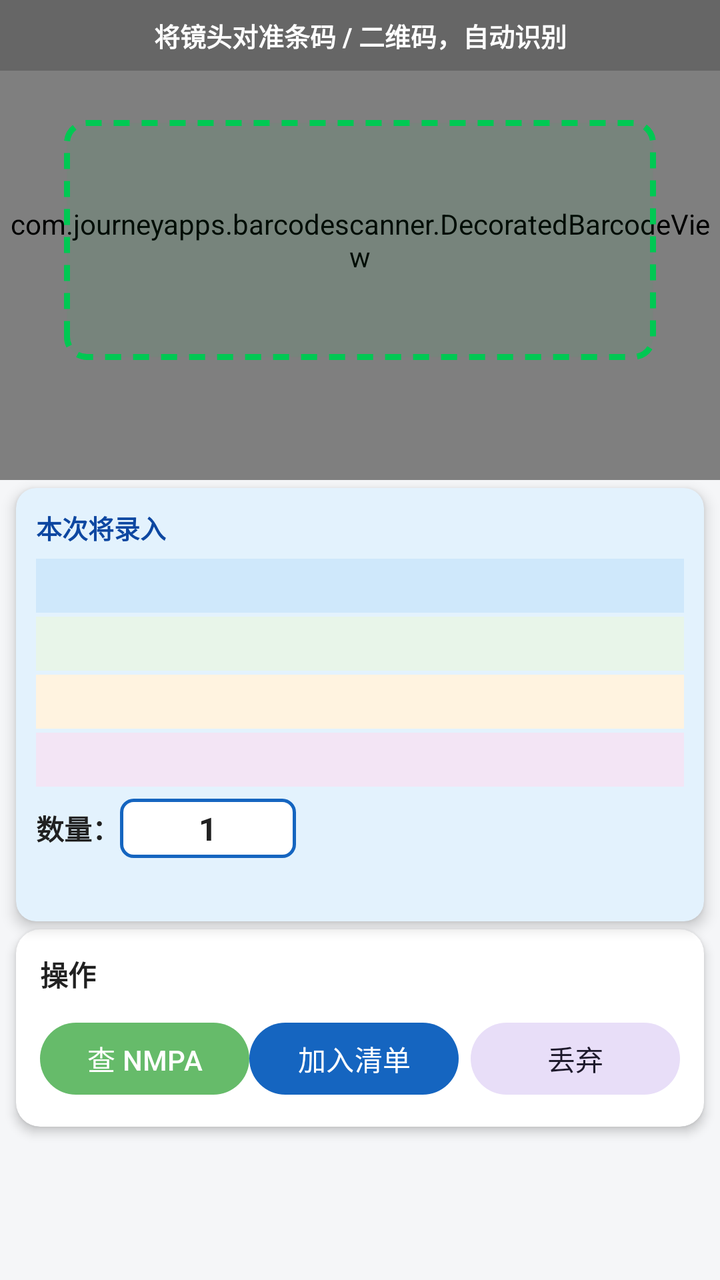
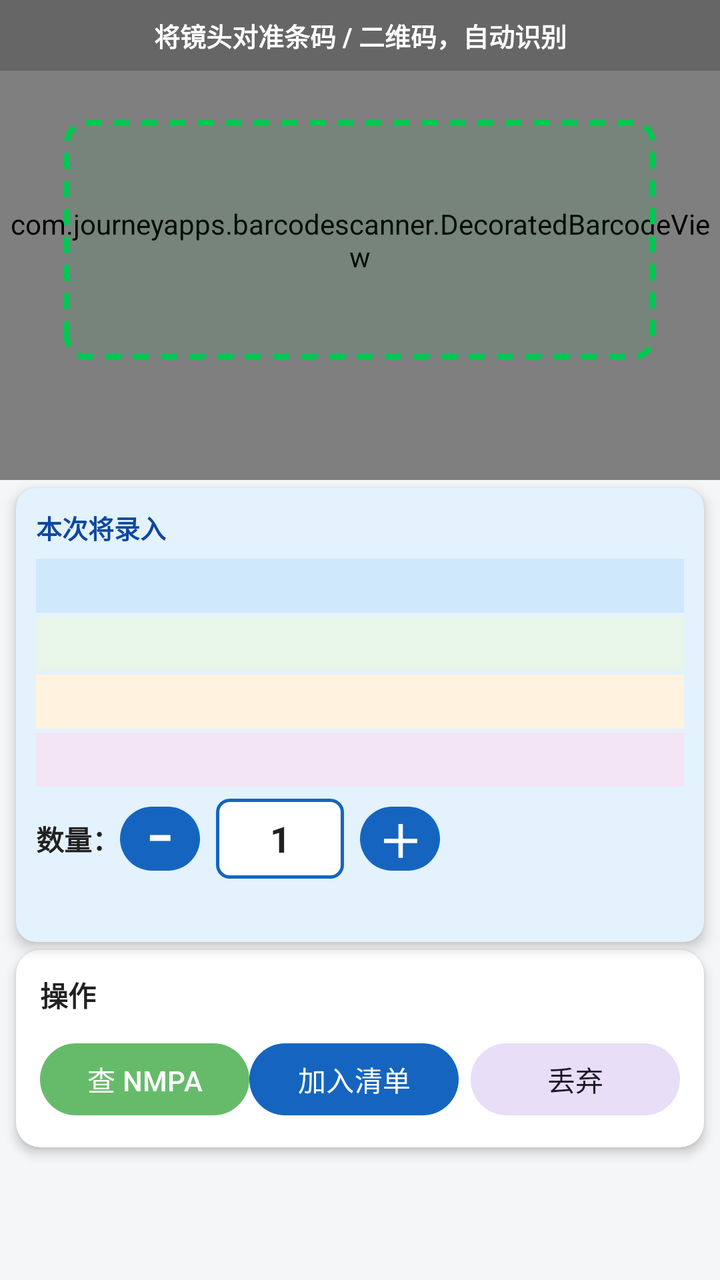

Two renders of the same Android screen: before a commit and after it. Below are the layout's source before the change and the commit's diff.
<!-- AndroidManifest.xml: application theme Theme.UdiScan -->
<!-- res/layout/fragment_scan.xml -->
<?xml version="1.0" encoding="utf-8"?>

<LinearLayout xmlns:android="http://schemas.android.com/apk/res/android"
    xmlns:app="http://schemas.android.com/apk/res-auto"
    android:layout_width="match_parent"
    android:layout_height="match_parent"
    android:orientation="vertical"
    android:background="@color/bg"
    android:fitsSystemWindows="true">

    
    <FrameLayout
        android:layout_width="match_parent"
        android:layout_height="240dp">

        <com.journeyapps.barcodescanner.DecoratedBarcodeView
            android:id="@+id/barcode_scanner"
            android:layout_width="match_parent"
            android:layout_height="match_parent" />

        
        <TextView
            android:id="@+id/scan_tip"
            android:layout_width="match_parent"
            android:layout_height="wrap_content"
            android:layout_gravity="top"
            android:background="#33000000"
            android:gravity="center"
            android:paddingVertical="8dp"
            android:text="将镜头对准条码 / 二维码，自动识别"
            android:textColor="#ffffff"
            android:textSize="13sp"
            android:textStyle="bold" />

        
        <LinearLayout
            android:layout_width="match_parent"
            android:layout_height="match_parent"
            android:orientation="vertical"
            android:gravity="center"
            android:padding="32dp"
            android:clickable="false"
            android:focusable="false"
            android:importantForAccessibility="no">

            <View
                android:layout_width="match_parent"
                android:layout_height="0dp"
                android:layout_weight="1" />

            <View
                android:layout_width="match_parent"
                android:layout_height="120dp"
                android:background="@drawable/scan_frame" />

            <View
                android:layout_width="match_parent"
                android:layout_height=" 0dp"
                android:layout_weight="1" />
        </LinearLayout>

        
        <TextView
            android:id="@+id/scan_flash"
            android:layout_width="match_parent"
            android:layout_height="wrap_content"
            android:layout_gravity="top"
            android:gravity="center"
            android:padding="10dp"
            android:textColor="#ffffff"
            android:textSize="14sp"
            android:textStyle="bold"
            android:visibility="gone" />
    </FrameLayout>

    
    <TextView
        android:id="@+id/tv_product_top"
        android:layout_width="match_parent"
        android:layout_height="wrap_content"
        android:layout_marginStart="8dp"
        android:layout_marginEnd="8dp"
        android:layout_marginTop="4dp"
        android:background="@drawable/bg_product_top"
        android:gravity="center"
        android:paddingVertical="10dp"
        android:paddingHorizontal="12dp"
        android:textColor="#ffffff"
        android:textSize="16sp"
        android:textStyle="bold"
        android:visibility="gone" />

    
    <androidx.cardview.widget.CardView
        android:layout_width="match_parent"
        android:layout_height="wrap_content"
        android:layout_marginStart="8dp"
        android:layout_marginEnd="8dp"
        android:layout_marginTop="4dp"
        app:cardCornerRadius="10dp"
        app:cardBackgroundColor="#E3F2FD"
        app:cardElevation="4dp"
        app:strokeColor="@color/primary"
        app:strokeWidth="2dp">

        <LinearLayout
            android:layout_width="match_parent"
            android:layout_height="wrap_content"
            android:orientation="vertical"
            android:padding="10dp">

            
            <LinearLayout
                android:layout_width="match_parent"
                android:layout_height="wrap_content"
                android:orientation="horizontal"
                android:gravity="center_vertical">

                <TextView
                    android:layout_width="0dp"
                    android:layout_height="wrap_content"
                    android:layout_weight="1"
                    android:text="@string/preview_title"
                    android:textStyle="bold"
                    android:textSize="13sp"
                    android:textColor="@color/primary_dark" />

                <Button
                    android:id="@+id/btn_edit_name"
                    android:layout_width="wrap_content"
                    android:layout_height="wrap_content"
                    android:minWidth="0dp"
                    android:minHeight="34dp"
                    android:paddingHorizontal="12dp"
                    android:includeFontPadding="false"
                    android:gravity="center"
                    android:text="@string/btn_custom_dict"
                    android:textSize="13sp"
                    android:textColor="#FFFFFF"
                    android:background="#FCE4EC"
                    android:visibility="gone" />
            </LinearLayout>

            
            <TextView
                android:id="@+id/tv_line_udi"
                android:layout_width="match_parent"
                android:layout_height="wrap_content"
                android:layout_marginTop="6dp"
                android:textSize="14sp"
                android:textColor="@color/text_main"
                android:background="#CFE8FB"
                android:paddingStart="8dp"
                android:paddingEnd="8dp"
                android:paddingTop="4dp"
                android:paddingBottom="4dp" />

            
            <TextView
                android:id="@+id/tv_line_batch"
                android:layout_width="match_parent"
                android:layout_height="wrap_content"
                android:layout_marginTop="2dp"
                android:textSize="14sp"
                android:textColor="@color/text_main"
                android:background="#E8F5E9"
                android:paddingStart="8dp"
                android:paddingEnd="8dp"
                android:paddingTop="4dp"
                android:paddingBottom="4dp" />

            
            <TextView
                android:id="@+id/tv_line_expiry"
                android:layout_width="match_parent"
                android:layout_height="wrap_content"
                android:layout_marginTop="2dp"
                android:textSize="14sp"
                android:textColor="@color/text_main"
                android:background="#FFF3E0"
                android:paddingStart="8dp"
                android:paddingEnd="8dp"
                android:paddingTop="4dp"
                android:paddingBottom="4dp" />

            
            <TextView
                android:id="@+id/tv_line_prod"
                android:layout_width="match_parent"
                android:layout_height="wrap_content"
                android:layout_marginTop="2dp"
                android:textSize="14sp"
                android:textColor="@color/text_main"
                android:background="#F3E5F5"
                android:paddingStart="8dp"
                android:paddingEnd="8dp"
                android:paddingTop="4dp"
                android:paddingBottom="4dp" />

            
            <TextView
                android:id="@+id/tv_line_serial"
                android:layout_width="match_parent"
                android:layout_height="wrap_content"
                android:layout_marginTop="2dp"
                android:textSize="14sp"
                android:textColor="@color/text_main"
                android:visibility="gone"
                android:background="#FCE4EC"
                android:paddingStart="8dp"
                android:paddingEnd="8dp"
                android:paddingTop="4dp"
                android:paddingBottom="4dp" />

            
            <LinearLayout
                android:layout_width="match_parent"
                android:layout_height="wrap_content"
                android:orientation="horizontal"
                android:gravity="center_vertical"
                android:layout_marginTop="6dp">

                <TextView
                    android:layout_width="wrap_content"
                    android:layout_height="wrap_content"
                    android:text="数量："
                    android:textSize="14sp"
                    android:textStyle="bold"
                    android:textColor="@color/text_main" />

                <EditText
                    android:id="@+id/et_qty"
                    android:layout_width="88dp"
                    android:layout_height="wrap_content"
                    android:inputType="number"
                    android:gravity="center"
                    android:background="@drawable/bg_qty"
                    android:paddingVertical="4dp"
                    android:paddingHorizontal="6dp"
                    android:text="1"
                    android:textSize="16sp"
                    android:textStyle="bold"
                    android:textColor="@color/text_main" />
            </LinearLayout>

            
            <TextView
                android:id="@+id/tv_preview_hint"
                android:layout_width="match_parent"
                android:layout_height="wrap_content"
                android:layout_marginTop="4dp"
                android:textColor="@color/text_sub"
                android:textSize="13sp" />
        </LinearLayout>
    </androidx.cardview.widget.CardView>

    
    <androidx.cardview.widget.CardView
        android:layout_width="match_parent"
        android:layout_height="wrap_content"
        android:layout_marginStart="8dp"
        android:layout_marginEnd="8dp"
        android:layout_marginBottom="8dp"
        android:layout_marginTop="4dp"
        app:cardCornerRadius="12dp"
        app:cardBackgroundColor="@color/card"
        app:cardElevation="3dp">

        <LinearLayout
            android:layout_width="match_parent"
            android:layout_height="wrap_content"
            android:orientation="vertical"
            android:padding="12dp">

            <TextView
                android:layout_width="wrap_content"
                android:layout_height="wrap_content"
                android:text="操作"
                android:textStyle="bold"
                android:textSize="14sp"
                android:textColor="@color/text_main" />

            <LinearLayout
                android:layout_width="match_parent"
                android:layout_height="wrap_content"
                android:orientation="horizontal"
                android:layout_marginTop="10dp">

                <Button
                    android:id="@+id/btn_query"
                    style="@style/Widget.Material3.Button"
                    android:layout_width="0dp"
                    android:layout_height="wrap_content"
                    android:layout_weight="1"
                    android:minWidth="0dp"
                    android:minHeight="44dp"
                    android:paddingHorizontal="6dp"
                    android:gravity="center"
                    android:includeFontPadding="false"
                    android:text="@string/btn_query"
                    android:textColor="#ffffff"
                    app:backgroundTint="@color/btn_query_green" />

                <Button
                    android:id="@+id/btn_add"
                    android:layout_width="0dp"
                    android:layout_height="wrap_content"
                    android:layout_weight="1"
                    android:layout_marginEnd="6dp"
                    android:minWidth="0dp"
                    android:minHeight="44dp"
                    android:paddingHorizontal="6dp"
                    android:gravity="center"
                    android:includeFontPadding="false"
                    android:text="@string/btn_add"
                    android:textColor="#ffffff"
                    app:backgroundTint="@color/primary" />

                <Button
                    android:id="@+id/btn_discard"
                    style="@style/Widget.Material3.Button.TonalButton"
                    android:layout_width="0dp"
                    android:layout_height="wrap_content"
                    android:layout_weight="1"
                    android:minWidth="0dp"
                    android:minHeight="44dp"
                    android:paddingHorizontal="6dp"
                    android:gravity="center"
                    android:includeFontPadding="false"
                    android:text="@string/btn_discard" />
            </LinearLayout>
        </LinearLayout>
    </androidx.cardview.widget.CardView>

</LinearLayout>
<!-- resources referenced by this layout -->
<resources>
  <color name="bg">#F5F6F8</color>
  <color name="btn_query_green">#66BB6A</color>
  <color name="card">#FFFFFF</color>
  <color name="primary">#1565C0</color>
  <color name="primary_dark">#0D47A1</color>
  <color name="text_main">#212121</color>
  <color name="text_sub">#757575</color>
  <!-- drawable bg_product_top (drawable) -->
  <?xml version="1.0" encoding="utf-8"?>
  <shape xmlns:android="http://schemas.android.com/apk/res/android"
      android:shape="rectangle">
      <solid android:color="@color/primary_dark" />
      <corners android:radius="10dp" />
  </shape>
  <!-- drawable bg_qty (drawable) -->
  <?xml version="1.0" encoding="utf-8"?>
  <shape xmlns:android="http://schemas.android.com/apk/res/android"
      android:shape="rectangle">
      <solid android:color="#FFFFFF" />
      <stroke android:width="1.5dp" android:color="@color/primary" />
      <corners android:radius="6dp" />
  </shape>
  <!-- drawable scan_frame (drawable) -->
  <?xml version="1.0" encoding="utf-8"?>
  <shape xmlns:android="http://schemas.android.com/apk/res/android"
      android:shape="rectangle">
      
      <stroke
          android:width="3dp"
          android:color="#00C853"
          android:dashWidth="8dp"
          android:dashGap="6dp" />
      <solid android:color="#1000C853" />
      <corners android:radius="10dp" />
  </shape>
  <string name="btn_add">加入清单</string>
  <string name="btn_custom_dict">自定义字典</string>
  <string name="btn_discard">丢弃</string>
  <string name="btn_query">查 NMPA</string>
  <string name="preview_title">本次将录入</string>
  <style name="Theme.UdiScan" parent="Theme.Material3.DayNight.NoActionBar">
          <item name="colorPrimary">@color/primary</item>
          <item name="colorPrimaryDark">@color/primary_dark</item>
          <item name="colorAccent">@color/accent</item>
          <item name="android:colorBackground">@color/bg</item>
          <item name="android:statusBarColor">@color/primary_dark</item>
      </style>
  <color name="accent">#FF6F00</color>
</resources>

<!-- the commit's change to res/layout/fragment_scan.xml (unified diff, before → after) -->
@@ -228,19 +228,51 @@
                     android:textStyle="bold"
                     android:textColor="@color/text_main" />
 
+                <Button
+                    android:id="@+id/btn_qty_minus"
+                    android:layout_width="40dp"
+                    android:layout_height="40dp"
+                    android:minWidth="0dp"
+                    android:minHeight="0dp"
+                    android:padding="0dp"
+                    android:includeFontPadding="false"
+                    android:gravity="center"
+                    android:text="−"
+                    android:textSize="24sp"
+                    android:textStyle="bold"
+                    android:textColor="#ffffff"
+                    app:backgroundTint="@color/primary" />
+
                 <EditText
                     android:id="@+id/et_qty"
-                    android:layout_width="88dp"
-                    android:layout_height="wrap_content"
+                    android:layout_width="64dp"
+                    android:layout_height="40dp"
+                    android:layout_marginStart="8dp"
+                    android:layout_marginEnd="8dp"
                     android:inputType="number"
                     android:gravity="center"
                     android:background="@drawable/bg_qty"
                     android:paddingVertical="4dp"
                     android:paddingHorizontal="6dp"
                     android:text="1"
-                    android:textSize="16sp"
+                    android:textSize="18sp"
                     android:textStyle="bold"
                     android:textColor="@color/text_main" />
+
+                <Button
+                    android:id="@+id/btn_qty_plus"
+                    android:layout_width="40dp"
+                    android:layout_height="40dp"
+                    android:minWidth="0dp"
+                    android:minHeight="0dp"
+                    android:padding="0dp"
+                    android:includeFontPadding="false"
+                    android:gravity="center"
+                    android:text="＋"
+                    android:textSize="22sp"
+                    android:textStyle="bold"
+                    android:textColor="#ffffff"
+                    app:backgroundTint="@color/primary" />
             </LinearLayout>
 
             
